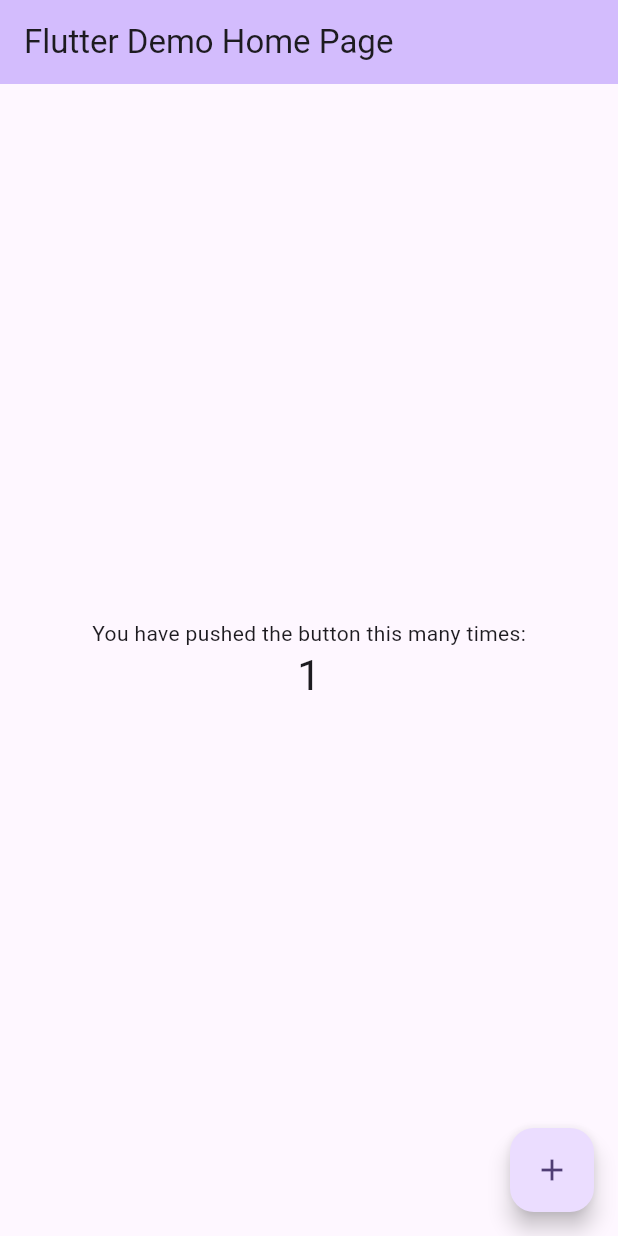
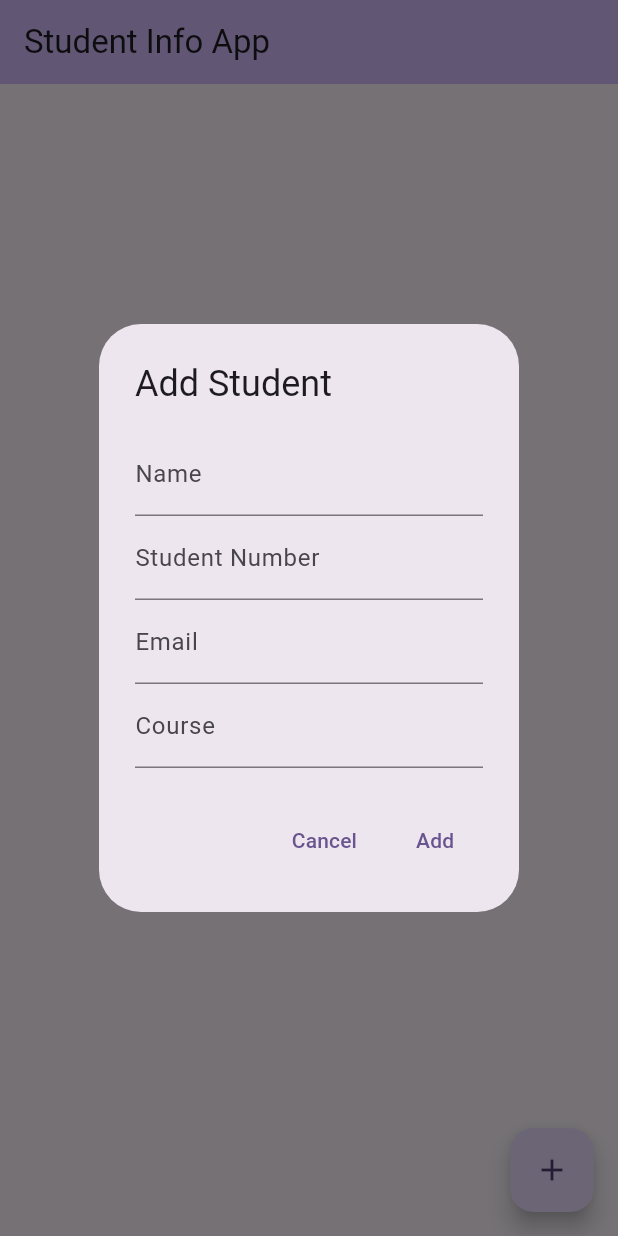
Before and after one commit to Delight2k44/223022577-Delight-TPG, a Flutter app: the screen it shows after launch, after a tap on the "add" icon, on a phone screen of 412 x 824 dp. Run offline on Flutter 3.47's test engine with Material 3 defaults, Android fonts, the phone set to English and light mode, and no system bars.

Commit message:
Complete Student Info App

```diff
--- a/lib/main.dart
+++ b/lib/main.dart
@@ -1,4 +1,7 @@
 import 'package:flutter/material.dart';
+import 'package:provider/provider.dart';
+import 'viewmodels/student_viewmodel.dart';
+import 'views/student_view.dart';
 
 void main() {
   runApp(const MyApp());
@@ -9,58 +12,15 @@ class MyApp extends StatelessWidget {
 
   @override
   Widget build(BuildContext context) {
-    return MaterialApp(
-      title: 'Flutter Demo',
-      theme: ThemeData(
-        colorScheme: ColorScheme.fromSeed(seedColor: Colors.deepPurple),
-        useMaterial3: true,
-      ),
-      home: const MyHomePage(title: 'Flutter Demo Home Page'),
-    );
-  }
-}
-
-class MyHomePage extends StatefulWidget {
-  const MyHomePage({super.key, required this.title});
-
-  final String title;
-
-  @override
-  State<MyHomePage> createState() => _MyHomePageState();
-}
-
-class _MyHomePageState extends State<MyHomePage> {
-  int _counter = 0;
-
-  void _incrementCounter() {
-    setState(() {
-      _counter++;
-    });
-  }
-
-  @override
-  Widget build(BuildContext context) {
-    return Scaffold(
-      appBar: AppBar(
-        backgroundColor: Theme.of(context).colorScheme.inversePrimary,
-        title: Text(widget.title),
-      ),
-      body: Center(
-        child: Column(
-          mainAxisAlignment: MainAxisAlignment.center,
-          children: <Widget>[
-            const Text('You have pushed the button this many times:'),
-            Text(
-              '$_counter',
-              style: Theme.of(context).textTheme.headlineMedium,
-            ),
-          ],
+    return ChangeNotifierProvider(
+      create: (context) => StudentViewModel(),
+      child: MaterialApp(
+        title: 'Student Info App',
+        theme: ThemeData(
+          colorScheme: ColorScheme.fromSeed(seedColor: Colors.deepPurple),
+          useMaterial3: true,
         ),
-      ),
-      floatingActionButton: FloatingActionButton(
-        onPressed: _incrementCounter,
-        tooltip: 'Increment',
-        child: const Icon(Icons.add),
+        home: const StudentView(),
       ),
     );
   }
--- /dev/null
+++ b/lib/models/student_model.dart
@@ -0,0 +1,38 @@
+// DATA LAYER: Pure data classes
+class StudentModel {
+  final String id;
+  final String name;
+  final String studentNumber;
+  final String email;
+  final String course;
+
+  StudentModel({
+    required this.id,
+    required this.name,
+    required this.studentNumber,
+    required this.email,
+    required this.course,
+  });
+
+  // Create StudentModel from Map (JSON)
+  factory StudentModel.fromMap(Map<String, dynamic> map) {
+    return StudentModel(
+      id: map['id'] ?? '',
+      name: map['name'] ?? '',
+      studentNumber: map['studentNumber'] ?? '',
+      email: map['email'] ?? '',
+      course: map['course'] ?? '',
+    );
+  }
+
+  // Convert StudentModel to Map (JSON)
+  Map<String, dynamic> toMap() {
+    return {
+      'id': id,
+      'name': name,
+      'studentNumber': studentNumber,
+      'email': email,
+      'course': course,
+    };
+  }
+}
--- /dev/null
+++ b/lib/viewmodels/student_viewmodel.dart
@@ -0,0 +1,40 @@
+// LOGIC LAYER: State + Logic
+import 'package:flutter/foundation.dart';
+import '../models/student_model.dart';
+
+class StudentViewModel extends ChangeNotifier {
+  List<StudentModel> _students = [];
+
+  // Getters
+  List<StudentModel> get students => _students;
+
+  // Add a student
+  void addStudent(StudentModel student) {
+    _students.add(student);
+    notifyListeners();
+  }
+
+  // Remove a student
+  void removeStudent(String id) {
+    _students.removeWhere((student) => student.id == id);
+    notifyListeners();
+  }
+
+  // Update a student
+  void updateStudent(StudentModel updatedStudent) {
+    final index = _students.indexWhere((s) => s.id == updatedStudent.id);
+    if (index != -1) {
+      _students[index] = updatedStudent;
+      notifyListeners();
+    }
+  }
+
+  // Get student by ID
+  StudentModel? getStudentById(String id) {
+    try {
+      return _students.firstWhere((s) => s.id == id);
+    } catch (e) {
+      return null;
+    }
+  }
+}
--- /dev/null
+++ b/lib/views/student_view.dart
@@ -0,0 +1,103 @@
+// UI LAYER: Screens
+import 'package:flutter/material.dart';
+import 'package:provider/provider.dart';
+import '../models/student_model.dart';
+import '../viewmodels/student_viewmodel.dart';
+
+class StudentView extends StatelessWidget {
+  const StudentView({super.key});
+
+  @override
+  Widget build(BuildContext context) {
+    return Scaffold(
+      appBar: AppBar(
+        title: const Text('Student Info App'),
+        backgroundColor: Theme.of(context).colorScheme.inversePrimary,
+      ),
+      body: Consumer<StudentViewModel>(
+        builder: (context, viewModel, child) {
+          if (viewModel.students.isEmpty) {
+            return const Center(
+              child: Text('No students added yet'),
+            );
+          }
+
+          return ListView.builder(
+            itemCount: viewModel.students.length,
+            itemBuilder: (context, index) {
+              final student = viewModel.students[index];
+              return Card(
+                margin: const EdgeInsets.all(8.0),
+                child: ListTile(
+                  title: Text(student.name),
+                  subtitle: Text('${student.studentNumber} - ${student.course}'),
+                  trailing: Text(student.email),
+                ),
+              );
+            },
+          );
+        },
+      ),
+      floatingActionButton: FloatingActionButton(
+        onPressed: () => _showAddStudentDialog(context),
+        tooltip: 'Add Student',
+        child: const Icon(Icons.add),
+      ),
+    );
+  }
+
+  void _showAddStudentDialog(BuildContext context) {
+    final nameController = TextEditingController();
+    final numberController = TextEditingController();
+    final emailController = TextEditingController();
+    final courseController = TextEditingController();
+
+    showDialog(
+      context: context,
+      builder: (context) => AlertDialog(
+        title: const Text('Add Student'),
+        content: Column(
+          mainAxisSize: MainAxisSize.min,
+          children: [
+            TextField(
+              controller: nameController,
+              decoration: const InputDecoration(labelText: 'Name'),
+            ),
+            TextField(
+              controller: numberController,
+              decoration: const InputDecoration(labelText: 'Student Number'),
+            ),
+            TextField(
+              controller: emailController,
+              decoration: const InputDecoration(labelText: 'Email'),
+            ),
+            TextField(
+              controller: courseController,
+              decoration: const InputDecoration(labelText: 'Course'),
+            ),
+          ],
+        ),
+        actions: [
+          TextButton(
+            onPressed: () => Navigator.pop(context),
+            child: const Text('Cancel'),
+          ),
+          TextButton(
+            onPressed: () {
+              final student = StudentModel(
+                id: DateTime.now().millisecondsSinceEpoch.toString(),
+                name: nameController.text,
+                studentNumber: numberController.text,
+                email: emailController.text,
+                course: courseController.text,
+              );
+              context.read<StudentViewModel>().addStudent(student);
+              Navigator.pop(context);
+            },
+            child: const Text('Add'),
+          ),
+        ],
+      ),
+    );
+  }
+}
--- a/pubspec.yaml
+++ b/pubspec.yaml
@@ -10,6 +10,7 @@ dependencies:
   flutter:
     sdk: flutter
   cupertino_icons: ^1.0.2
+  provider: ^6.0.0
 
 dev_dependencies:
   flutter_test:
```
